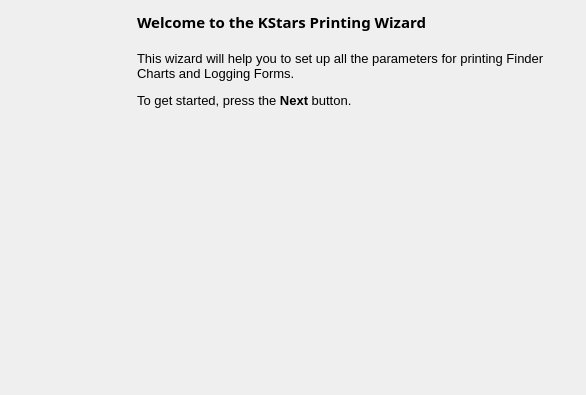
KDE/kstars, file kstars/printing/pwizwelcome.ui: the form before one commit.
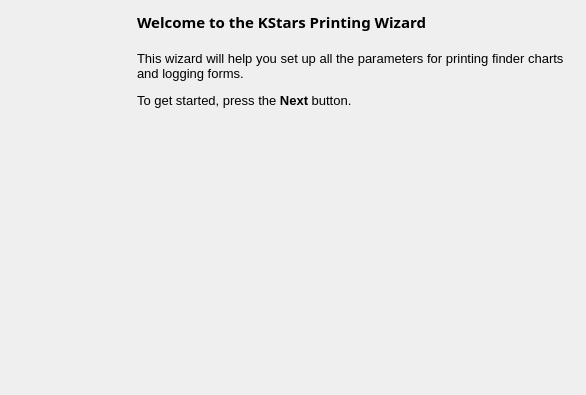
The form after the commit.

Commit message:
Added a few more steps to Printing Wizard. Added base class for FinderChart and LoggingForm classes.
TODO: fix a few problems.

```diff
--- a/kstars/printing/pwizwelcome.ui
+++ b/kstars/printing/pwizwelcome.ui
@@ -94,7 +94,7 @@
 &lt;html&gt;&lt;head&gt;&lt;meta name=&quot;qrichtext&quot; content=&quot;1&quot; /&gt;&lt;style type=&quot;text/css&quot;&gt;
 p, li { white-space: pre-wrap; }
 &lt;/style&gt;&lt;/head&gt;&lt;body style=&quot; font-family:'Sans'; font-size:10pt; font-weight:400; font-style:normal;&quot;&gt;
-&lt;p style=&quot; margin-top:0px; margin-bottom:0px; margin-left:0px; margin-right:0px; -qt-block-indent:0; text-indent:0px;&quot;&gt;This wizard will help you to set up all the parameters for printing Finder Charts and Logging Forms.&lt;/p&gt;
+&lt;p style=&quot; margin-top:0px; margin-bottom:0px; margin-left:0px; margin-right:0px; -qt-block-indent:0; text-indent:0px;&quot;&gt;This wizard will help you set up all the parameters for printing finder charts and logging forms.&lt;/p&gt;
 &lt;p style=&quot; margin-top:12px; margin-bottom:12px; margin-left:0px; margin-right:0px; -qt-block-indent:0; text-indent:0px;&quot;&gt;To get started, press the &lt;span style=&quot; font-weight:600;&quot;&gt;Next&lt;/span&gt; button.&lt;/p&gt;&lt;/body&gt;&lt;/html&gt;</string>
        </property>
        <property name="wordWrap">
```
The commit also changes 35 other files.
